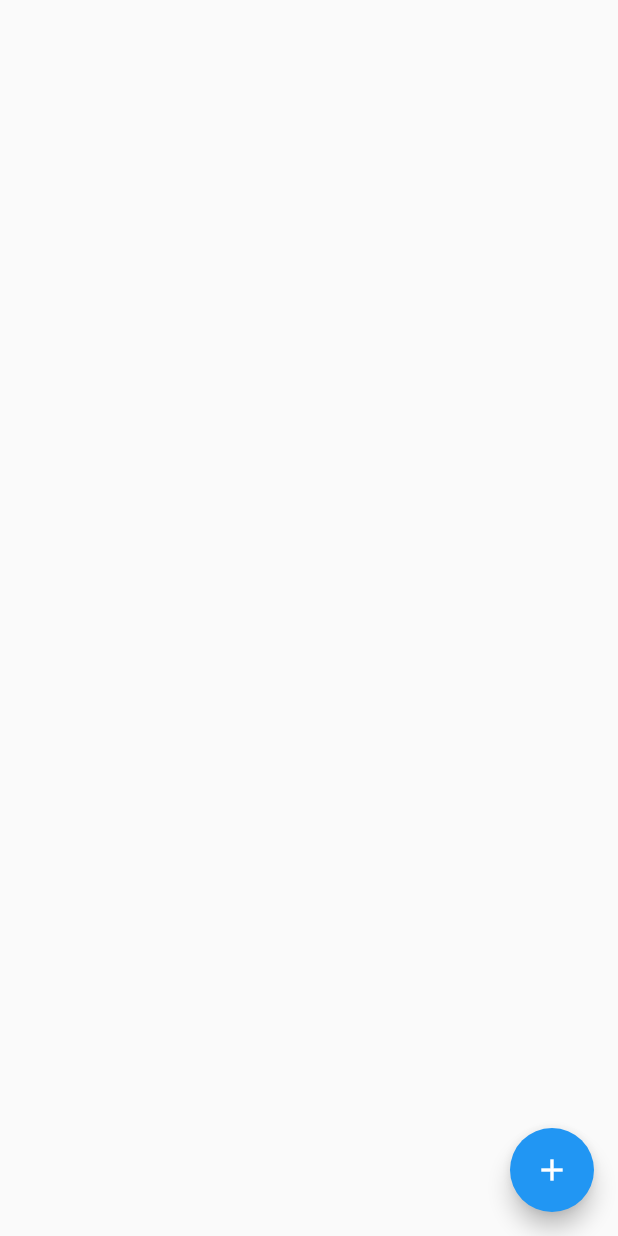
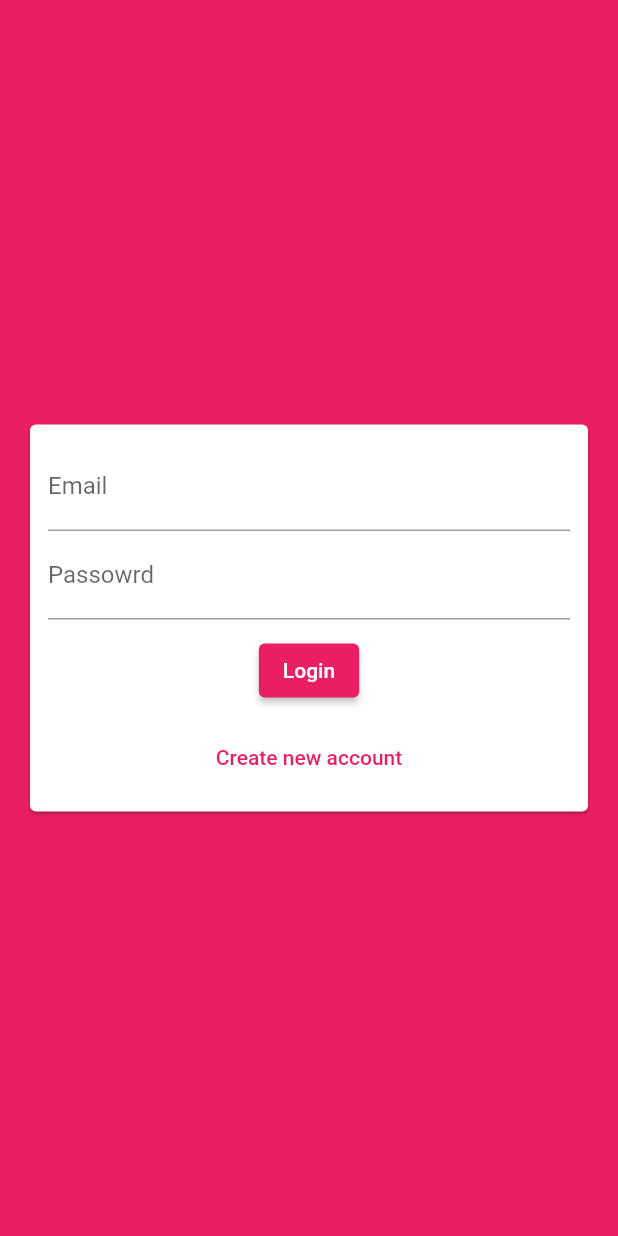
Before and after one commit to ShaabanDev/chat_app, a Flutter app: the screen it shows after launch, on a phone screen of 412 x 824 dp. Run offline on Flutter 3.47's test engine with Material 2 defaults, Android fonts, the phone set to English and light mode, and no system bars; our stand-ins replace cloud_firestore, firebase_auth, firebase_core; accounts and stored records are empty.

Commit message:
creating the auth screen and the auth_form widget then implementing the authentication using firebase_auth package and adding logout feature.

```diff
--- a/lib/main.dart
+++ b/lib/main.dart
@@ -1,4 +1,6 @@
+import 'package:chat_app/screens/auth_screen.dart';
 import 'package:chat_app/screens/chat_screen.dart';
+import 'package:firebase_auth/firebase_auth.dart';
 import 'package:flutter/material.dart';
 import 'package:firebase_core/firebase_core.dart';
 
@@ -14,9 +16,26 @@ class MyApp extends StatelessWidget {
     return MaterialApp(
       title: 'Flutter Demo',
       theme: ThemeData(
-        primarySwatch: Colors.blue,
+        primarySwatch: Colors.pink,
+        backgroundColor: Colors.pink,
+        accentColor: Colors.deepPurple,
+        accentColorBrightness: Brightness.dark,
+        buttonTheme: ButtonTheme.of(context).copyWith(
+          buttonColor: Colors.pink,
+          textTheme: ButtonTextTheme.primary,
+          shape: RoundedRectangleBorder(
+            borderRadius: BorderRadius.circular(20),
+          ),
+        ),
       ),
-      home: ChatScreen(),
+      home: StreamBuilder<User?>(
+          stream: FirebaseAuth.instance.authStateChanges(),
+          builder: (context, snapshot) {
+            if (snapshot.hasData) {
+              return ChatScreen();
+            }
+            return AuthScreen();
+          }),
     );
   }
 }
--- /dev/null
+++ b/lib/screens/auth_screen.dart
@@ -0,0 +1,72 @@
+import 'package:chat_app/widgets/auth_form.dart';
+import 'package:cloud_firestore/cloud_firestore.dart';
+import 'package:flutter/material.dart';
+import 'package:firebase_auth/firebase_auth.dart';
+import 'package:flutter/services.dart';
+
+class AuthScreen extends StatefulWidget {
+  @override
+  _AuthScreenState createState() => _AuthScreenState();
+}
+
+class _AuthScreenState extends State<AuthScreen> {
+  final auth = FirebaseAuth.instance;
+  var _isLoading = false;
+  void _submitAuthForm(
+    String email,
+    String password,
+    String username,
+    bool isLogin,
+    BuildContext ctx,
+  ) async {
+    UserCredential authResult;
+
+    try {
+      setState(() {
+        _isLoading = true;
+      });
+      if (isLogin) {
+        authResult = await auth.signInWithEmailAndPassword(
+            email: email, password: password);
+      } else {
+        authResult = await auth.createUserWithEmailAndPassword(
+            email: email, password: password);
+        await FirebaseFirestore.instance
+            .collection('users')
+            .doc(authResult.user!.uid)
+            .set({'email': email, 'username': username});
+      }
+    } on PlatformException catch (err) {
+      var message = 'An error occured , please check your credential';
+      if (err.message != null) {
+        message = err.message!;
+        setState(() {
+          _isLoading = false;
+        });
+      }
+      ScaffoldMessenger.of(ctx).showSnackBar(SnackBar(
+        content: Text(message),
+        backgroundColor: Theme.of(ctx).errorColor,
+      ));
+    } catch (err) {
+      setState(() {
+        _isLoading = false;
+      });
+      ScaffoldMessenger.of(ctx).showSnackBar(SnackBar(
+        content: Text(err.toString()),
+        backgroundColor: Theme.of(ctx).errorColor,
+      ));
+      print(err);
+    }
+  }
+
+  @override
+  Widget build(BuildContext context) {
+    return Scaffold(
+      backgroundColor: Theme.of(context).primaryColor,
+      body: Center(
+        child: AuthForm(_submitAuthForm, _isLoading),
+      ),
+    );
+  }
+}
--- /dev/null
+++ b/lib/widgets/auth_form.dart
@@ -0,0 +1,119 @@
+import 'package:flutter/material.dart';
+
+class AuthForm extends StatefulWidget {
+  final bool isLoading;
+  final void Function(
+    String email,
+    String password,
+    String username,
+    bool isLogin,
+    BuildContext ctx,
+  ) trysubmit;
+  AuthForm(this.trysubmit, this.isLoading);
+  @override
+  _AuthFormState createState() => _AuthFormState();
+}
+
+class _AuthFormState extends State<AuthForm> {
+  var _formKey = GlobalKey<FormState>();
+  var _userName = '';
+  var _userEmail = '';
+  var _userPassowrd = '';
+  var _login = true;
+  void _trySubmit() {
+    final _validstate = _formKey.currentState!.validate();
+    FocusScope.of(context).unfocus();
+    if (_validstate) {
+      _formKey.currentState!.save();
+      widget.trysubmit(
+          _userEmail.trim(), _userPassowrd, _userName.trim(), _login, context);
+    }
+  }
+
+  @override
+  Widget build(BuildContext context) {
+    return Card(
+      elevation: 1,
+      margin: EdgeInsets.all(20),
+      child: SingleChildScrollView(
+        child: Padding(
+          padding: const EdgeInsets.all(12.0),
+          child: Form(
+            key: _formKey,
+            child: Column(
+              mainAxisSize: MainAxisSize.min,
+              children: [
+                TextFormField(
+                  key: ValueKey('Email'),
+                  onSaved: (value) {
+                    _userEmail = value!;
+                  },
+                  keyboardType: TextInputType.emailAddress,
+                  decoration: InputDecoration(labelText: 'Email'),
+                  validator: (value) {
+                    if (value!.isEmpty || !value.contains('@')) {
+                      return "Invalid Email!";
+                    }
+                    return null;
+                  },
+                ),
+                if (!_login)
+                  TextFormField(
+                    key: ValueKey('user name'),
+                    onSaved: (value) {
+                      _userName = value!;
+                    },
+                    keyboardType: TextInputType.text,
+                    decoration: InputDecoration(labelText: 'user name'),
+                    validator: (value) {
+                      if (value!.isEmpty || value.length <= 5) {
+                        return "User name must be 6 characters at least!";
+                      }
+                      return null;
+                    },
+                  ),
+                TextFormField(
+                  key: ValueKey('Passowrd'),
+                  onSaved: (value) {
+                    _userPassowrd = value!;
+                  },
+                  keyboardType: TextInputType.text,
+                  decoration: InputDecoration(labelText: 'Passowrd'),
+                  obscureText: true,
+                  validator: (value) {
+                    if (value!.isEmpty || value.length <= 7) {
+                      return "User name must be 8 characters at least!!";
+                    }
+                    return null;
+                  },
+                ),
+                SizedBox(
+                  height: 10,
+                ),
+                if (widget.isLoading) CircularProgressIndicator(),
+                if (!widget.isLoading)
+                  ElevatedButton(
+                    onPressed: _trySubmit,
+                    child: Text(_login ? 'Login' : 'SignUp'),
+                  ),
+                SizedBox(
+                  height: 10,
+                ),
+                TextButton(
+                  onPressed: () {
+                    setState(() {
+                      _login = !_login;
+                    });
+                  },
+                  child: Text(_login
+                      ? 'Create new account'
+                      : 'I already have an account!'),
+                ),
+              ],
+            ),
+          ),
+        ),
+      ),
+    );
+  }
+}
--- a/pubspec.yaml
+++ b/pubspec.yaml
@@ -24,6 +24,7 @@ dependencies:
   cloud_firestore: ^2.5.1
   cupertino_icons: ^1.0.2
   firebase_core: ^1.6.0
+  firebase_auth: ^3.1.0
   flutter:
     sdk: flutter
 
```
Also changed, not shown: lib/screens/chat_screen.dart (+27 -2 lines), pubspec.lock.
